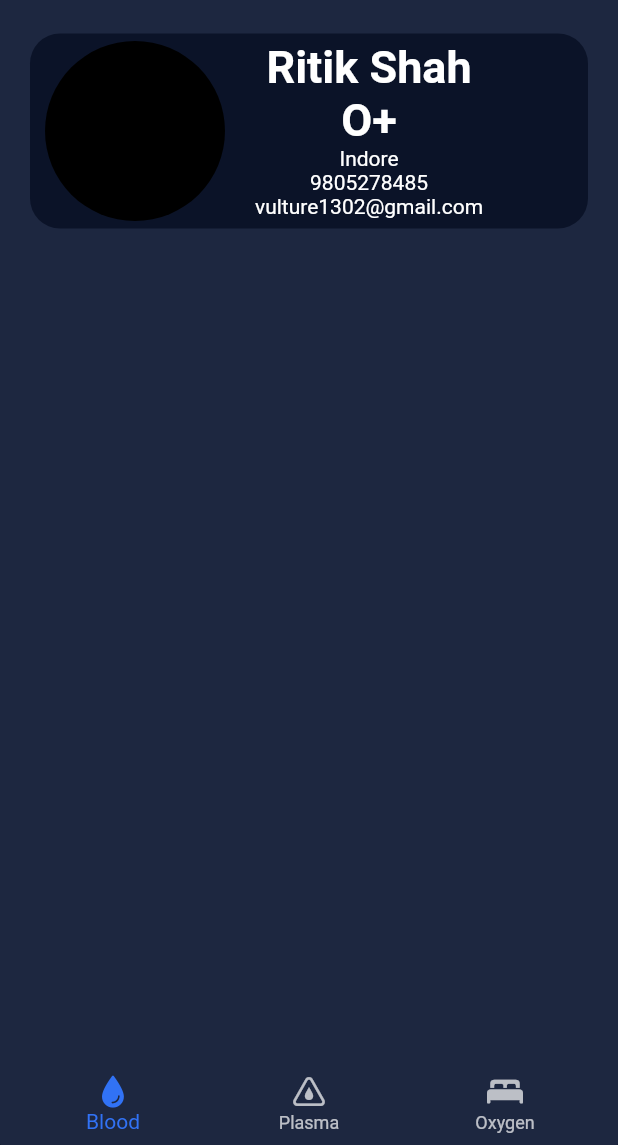
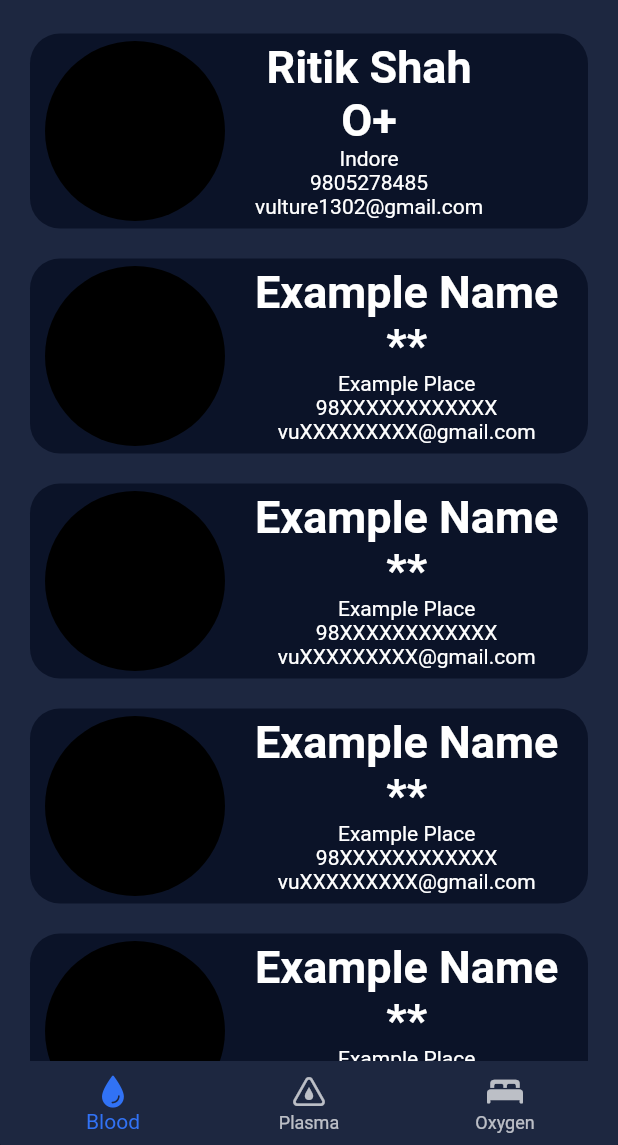
Before and after one commit to CoDi-YaPa/Messiah, a Flutter app: the CustomSidebar screen opened directly, on a phone screen of 412 x 824 dp, the part 91-1236 px from its top. Run offline on Flutter 3.47's test engine with Material 2 defaults, Android fonts, the light colour scheme and no system bars; our stand-ins replace auto_size_text.

Commit message:
completed custom widget for blood donars

```diff
--- a/messiah_app/lib/CustomWidgets/donarContainer.dart
+++ b/messiah_app/lib/CustomWidgets/donarContainer.dart
@@ -1,9 +1,59 @@
+
+
 import 'package:flutter/material.dart';
+import 'package:messiah_app/themes/app_color.dart';
 
-class DonarConatiner extends StatelessWidget {
+class DonarConatinerBlood extends StatelessWidget {
+ final String name;
+  final String bloodGroup;
+  final String location;
+  final String phoneNumber;
+ final String email;
+
+  DonarConatinerBlood({this.name,this.bloodGroup,this.location,this.phoneNumber,this.email});
+
+
 
   @override
   Widget build(BuildContext context) {
-    return Container();
+    return Container(
+      height: 130,
+      margin: EdgeInsets.all(10),
+      decoration: BoxDecoration(
+        borderRadius:BorderRadius.circular(20),
+        color: AppColor.bodyColorDark,
+      ),
+
+      child: Row(
+        children: [
+          SizedBox(
+            width: 10,
+          ),
+
+          CircleAvatar(radius: 60,),
+          SizedBox(width: 20,),
+          Column(
+            children: [
+              SizedBox(height: 5,),
+              Text(name??'Example Name',style: TextStyle(
+                  fontSize: 30,
+                  fontWeight: FontWeight.bold
+              ),),
+              Text(bloodGroup??'**',style: TextStyle(
+                  fontSize: 30,
+                  fontWeight: FontWeight.bold
+              )),
+              Text(location??'Example Place'),
+              Text(phoneNumber??'98XXXXXXXXXXXX'),
+              Text(email??'vuXXXXXXXXX@gmail.com'),
+
+            ],
+
+          )
+
+        ],
+      ),
+
+    );
   }
 }
--- a/messiah_app/lib/Screens/FrontPage.dart
+++ b/messiah_app/lib/Screens/FrontPage.dart
@@ -1,6 +1,7 @@
 import 'package:auto_size_text/auto_size_text.dart';
 import 'package:flutter/cupertino.dart';
 import 'package:flutter/material.dart';
+import 'package:messiah_app/CustomWidgets/donarContainer.dart';
 
 import 'package:messiah_app/themes/app_color.dart';
 
@@ -119,46 +120,28 @@ class _FrontPageState extends State<FrontPage> {
               ],
             ),
 
-            Container(
-              height: 130,
-              margin: EdgeInsets.all(10),
-              decoration: BoxDecoration(
-                borderRadius:BorderRadius.circular(20),
-                color: AppColor.bodyColorDark,
-              ),
 
-              child: Row(
+
+
+            Expanded(child: Container(
+              child: ListView(
                 children: [
-                  SizedBox(
-                    width: 10,
-                  ),
 
-                  CircleAvatar(radius: 60,),
-                  SizedBox(width: 20,),
-                  Column(
-                    children: [
-                      SizedBox(height: 5,),
-                      Text('Ritik Shah',style: TextStyle(
-                        fontSize: 30,
-                          fontWeight: FontWeight.bold
-                      ),),
-                      Text('O+',style: TextStyle(
-                          fontSize: 30,
-                        fontWeight: FontWeight.bold
-                      )),
-                      Text('Indore'),
-                      Text('9805278485'),
-                      Text('vulture1302@gmail.com'),
+                  DonarConatinerBlood(name: 'Ritik Shah',bloodGroup: 'O+',location: 'Indore',phoneNumber:'9805278485',email: 'vulture1302@gmail.com',),
+                  DonarConatinerBlood(),
+                  DonarConatinerBlood(),
+                  DonarConatinerBlood(),
+                  DonarConatinerBlood(),
+                  DonarConatinerBlood(name: 'Ritik Shah',bloodGroup: 'O+',location: 'Indore',phoneNumber:'9805278485',email: 'vulture1302@gmail.com',),
+                  DonarConatinerBlood(),
+                  DonarConatinerBlood(),
+                  DonarConatinerBlood(),
+                  DonarConatinerBlood(),
 
                 ],
 
-                  )
-
-                ],
               ),
 
-            ),
-            Expanded(child: Container(
 
             )),
 
```
Lines whose indentation alone changed are shown as unchanged.
